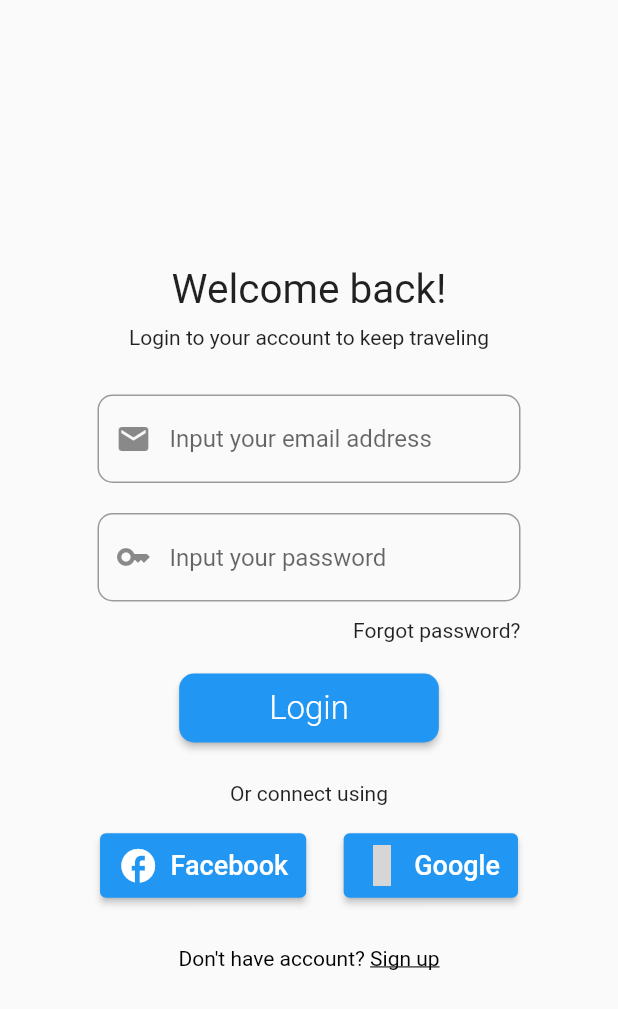
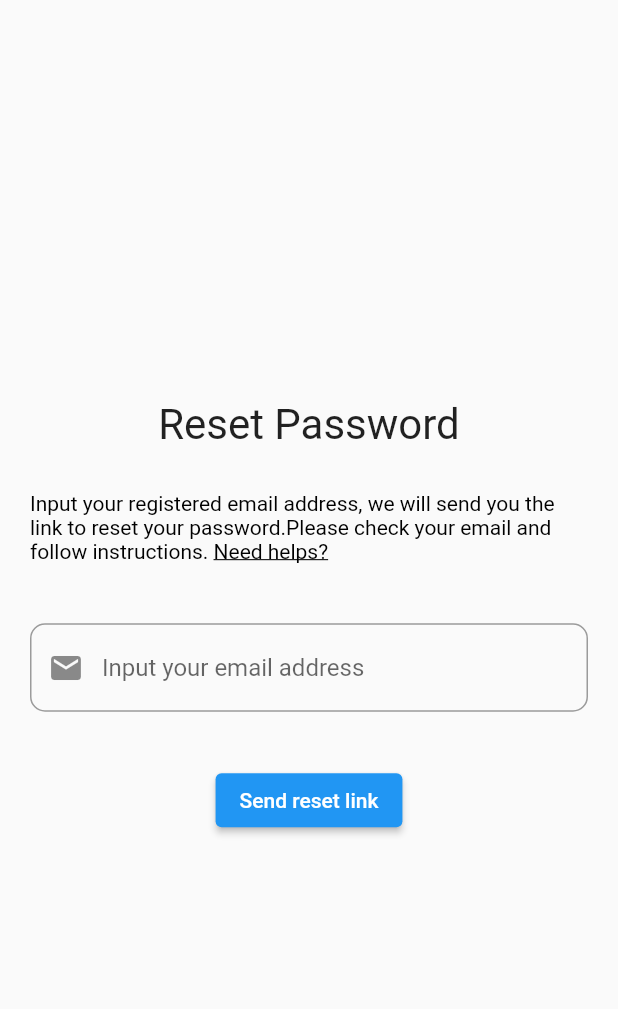
Before and after one commit to takayatomose/travel-token-mobile, a Flutter app: the screen it shows after launch, on a phone screen of 412 x 824 dp. Shown: the top 1009 px of the screen. Run offline on Flutter 3.47's test engine with Material 2 defaults, Android fonts, the phone set to English and light mode, and no system bars; our stand-ins replace material_design_icons_flutter; grey boxes are pictures that could not be loaded.

Commit message:
init project

```diff
--- a/lib/main.dart
+++ b/lib/main.dart
@@ -1,8 +1,8 @@
 import 'package:flutter/material.dart';
+import 'package:xtrip_mobile/screens/forgot_password_screen.dart';
 import 'package:xtrip_mobile/screens/siginin_screen.dart';
 import 'package:xtrip_mobile/screens/signup_screen.dart';
 import 'package:xtrip_mobile/screens/splash_screen.dart';
-import 'package:xtrip_mobile/widgets/circle_widget.dart';
 
 void main() {
   runApp(const MyApp());
@@ -19,7 +19,7 @@ class MyApp extends StatelessWidget {
       theme: ThemeData(
         primarySwatch: Colors.blue,
       ),
-      home: const SignInScreen(),
+      home: const ForgotPasswordScreen(),
     );
   }
 }
--- /dev/null
+++ b/lib/screens/forgot_password_screen.dart
@@ -0,0 +1,52 @@
+import 'package:flutter/gestures.dart';
+import 'package:flutter/material.dart';
+
+class ForgotPasswordScreen extends StatelessWidget {
+  const ForgotPasswordScreen({Key? key}) : super(key: key);
+
+  @override
+  Widget build(BuildContext context) {
+    return Scaffold(
+      body: Container(
+          margin: const EdgeInsets.symmetric(horizontal: 20),
+          child: Column(
+            mainAxisAlignment: MainAxisAlignment.center,
+            children: [
+              const Padding(
+                padding: EdgeInsets.only(bottom: 28),
+                child: Text(
+                  'Reset Password',
+                  style: TextStyle(fontSize: 28),
+                ),
+              ),
+              Padding(
+                padding: const EdgeInsets.only(bottom: 40),
+                child: RichText(
+                    text: TextSpan(
+                        text:
+                            'Input your registered email address, we will send you the link to reset your password.Please check your email and follow instructions. ',
+                        style: const TextStyle(color: Colors.black),
+                        children: [
+                      TextSpan(
+                          text: 'Need helps?',
+                          style: const TextStyle(
+                              decoration: TextDecoration.underline),
+                          recognizer: TapGestureRecognizer()..onTap = () {})
+                    ])),
+              ),
+              const Padding(
+                padding: EdgeInsets.only(bottom: 35),
+                child: TextField(
+                    decoration: InputDecoration(
+                        prefixIcon: Icon(Icons.email),
+                        hintText: 'Input your email address',
+                        border: OutlineInputBorder(
+                            borderRadius:
+                                BorderRadius.all(Radius.circular(10))))),
+              ),
+              ElevatedButton(onPressed: () {}, child: const Text('Send reset link'))
+            ],
+          )),
+    );
+  }
+}
```
